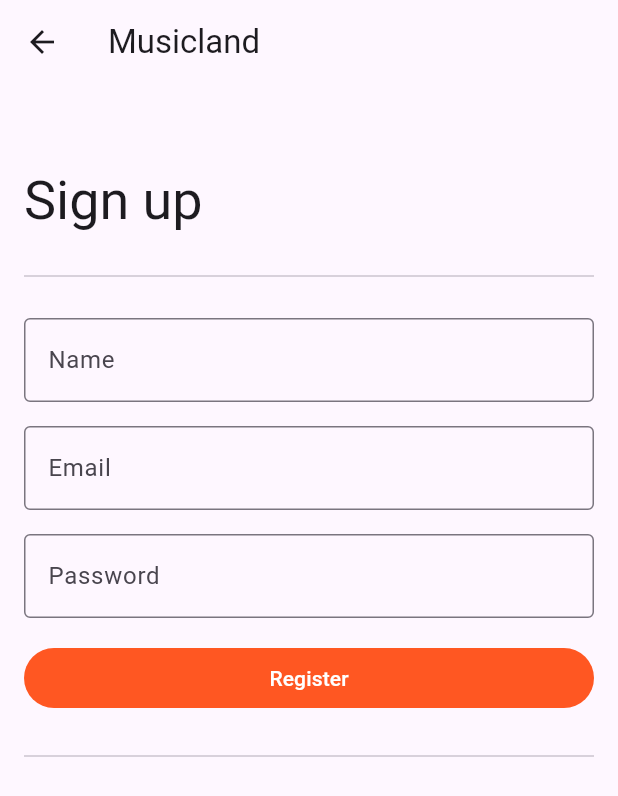
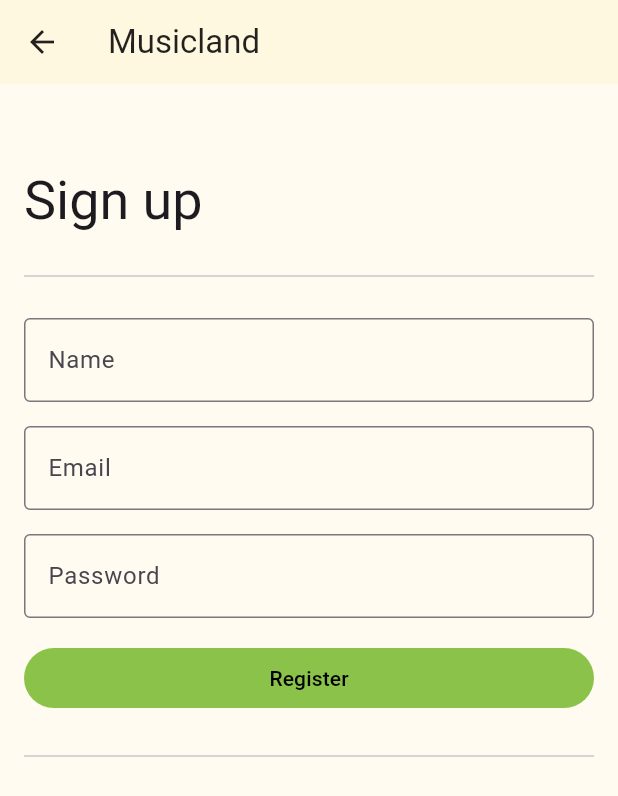
Before and after one commit to krlaan/musicland_app, a Flutter app: the screen it shows after launch, after a tap on "Login", after a tap on "Register", on a phone screen of 412 x 824 dp. Shown: the top 796 px of the screen. Run offline on Flutter 3.47's test engine with Material 3 defaults, Android fonts, the light colour scheme and no system bars; our stand-ins replace cloud_firestore, firebase_auth, firebase_core, flutter_riverpod, font_awesome_flutter, freezed_annotation and 5 more; accounts and stored records are empty; generated files the repository leaves out were written again.

Commit message:
added some design things for buttons and app background

```diff
--- /dev/null
+++ b/devtools_options.yaml
@@ -0,0 +1,3 @@
+description: This file stores settings for Dart & Flutter DevTools.
+documentation: https://docs.flutter.dev/tools/devtools/extensions#configure-extension-enablement-states
+extensions:
--- a/lib/main.dart
+++ b/lib/main.dart
@@ -28,6 +28,12 @@ class _MyAppState extends ConsumerState<MyApp> {
       title: 'Flutter Demo',
       theme: ThemeData(
         colorScheme: ColorScheme.fromSeed(seedColor: Colors.deepPurple),
+        scaffoldBackgroundColor: const Color(0xFFFFFBF0),
+        appBarTheme: const AppBarTheme(
+          backgroundColor: Color(0xFFFFF8E1),
+          foregroundColor: Colors.black87,
+          elevation: 0,
+        ),
         useMaterial3: true,
       ),
     );
--- a/lib/views/authentication/login/login_view.dart
+++ b/lib/views/authentication/login/login_view.dart
@@ -42,8 +42,10 @@ class LoginViewState extends ConsumerState<LoginView> {
   Widget build(BuildContext context) {
     final authProvider = ref.watch(authenticationProvider);
 
-    ref.listen(authenticationProvider,
-            (AuthState? previous, AuthState current) {
+    ref.listen(authenticationProvider, (
+      AuthState? previous,
+      AuthState current,
+    ) {
       // We check if the state is not loading and login failed
       if (current.result == AuthResult.failure && !current.isLoading) {
         ScaffoldMessenger.of(context).showSnackBar(
@@ -56,9 +58,7 @@ class LoginViewState extends ConsumerState<LoginView> {
     });
 
     return Scaffold(
-      appBar: AppBar(
-        title: const Text(Strings.appName),
-      ),
+      appBar: AppBar(title: const Text(Strings.appName)),
       body: Padding(
         padding: const EdgeInsets.all(16),
         child: SingleChildScrollView(
@@ -76,10 +76,9 @@ class LoginViewState extends ConsumerState<LoginView> {
                 const DividerWithMargins(20),
                 Text(
                   Strings.logIntoYourAccount,
-                  style: Theme.of(context)
-                      .textTheme
-                      .bodyMedium
-                      ?.copyWith(height: 1.5),
+                  style: Theme.of(
+                    context,
+                  ).textTheme.bodyMedium?.copyWith(height: 1.5),
                 ),
                 const SizedBox(height: 20),
                 // Email field
@@ -105,27 +104,35 @@ class LoginViewState extends ConsumerState<LoginView> {
                   validator: validatePassword,
                 ),
                 const SizedBox(height: 16),
-                TextButton(
-                  style: TextButton.styleFrom(
-                    backgroundColor: AppColors.primaryColor,
-                    foregroundColor: AppColors.loginButtonTextColor,
+
+                ElevatedButton(
+                  style: ElevatedButton.styleFrom(
+                    backgroundColor: Colors.lightGreen,
+                    foregroundColor: Colors.black,
+                    padding: const EdgeInsets.symmetric(vertical: 12),
                   ),
                   onPressed: authProvider.isLoading ? null : _attemptLogin,
-                  child: const Text("Login"),
+                  child: const Text(
+                    "Login",
+                    style: TextStyle(fontSize: 14),
                   ),
-                TextButton(
-                  style: TextButton.styleFrom(
-                    backgroundColor: AppColors.secondaryColor,
-                    foregroundColor: AppColors.loginButtonTextColor,
+                ),
+                const SizedBox(height: 4),
+                ElevatedButton(
+                  style: ElevatedButton.styleFrom(
+                    backgroundColor: Colors.grey,
+                    foregroundColor: Colors.white,
+                    padding: const EdgeInsets.symmetric(vertical: 12),
                   ),
                   onPressed: () {
                     context.push("/register");
                   },
                   child: const Text(
                     "Register",
-                    style: TextStyle(color: Colors.white),
+                    style: TextStyle(fontSize: 14),
                   ),
                 ),
+
                 const DividerWithMargins(20),
                 Text(
                   'Or continue with',
@@ -149,7 +156,9 @@ class LoginViewState extends ConsumerState<LoginView> {
                   onPressed: authProvider.isLoading
                       ? null
                       : () async {
-                    final authNotifier = ref.read(authenticationProvider.notifier);
+                          final authNotifier = ref.read(
+                            authenticationProvider.notifier,
+                          );
                           await authNotifier.signInWithGoogle();
                         },
                 ),
--- a/lib/views/authentication/register/register_view.dart
+++ b/lib/views/authentication/register/register_view.dart
@@ -139,13 +139,12 @@ class RegisterViewState extends ConsumerState<RegisterView> {
                 const SizedBox(height: 16),
                 TextButton(
                   style: TextButton.styleFrom(
-                    backgroundColor: AppColors.secondaryColor,
-                    foregroundColor: AppColors.loginButtonTextColor,
+                    backgroundColor: Colors.lightGreen,
+                    foregroundColor: Colors.black,
                   ),
                   onPressed: _attemptRegister,
                   child: const Text(
                     "Register",
-                    style: TextStyle(color: Colors.white),
                   ),
                 ),
                 const DividerWithMargins(20),
--- a/lib/views/constants/app_colors.dart
+++ b/lib/views/constants/app_colors.dart
@@ -1,11 +1,11 @@
 import 'package:flutter/material.dart';
 
-// Feel free to add more colors as needed
 @immutable
 class AppColors {
   static var primaryColor = const Color(0xffffa000);
   static var secondaryColor = const Color(0xffff5722);
   static const loginButtonTextColor = Colors.black;
+  static var background = const Color(0xFFFFF8E1);
 
   const AppColors._();
 }
```
Also changed, not shown: lib/views/components/texts/rich_two_part_texts.dart (deleted, +0 -27 lines). Lines whose indentation alone changed are shown as unchanged.
